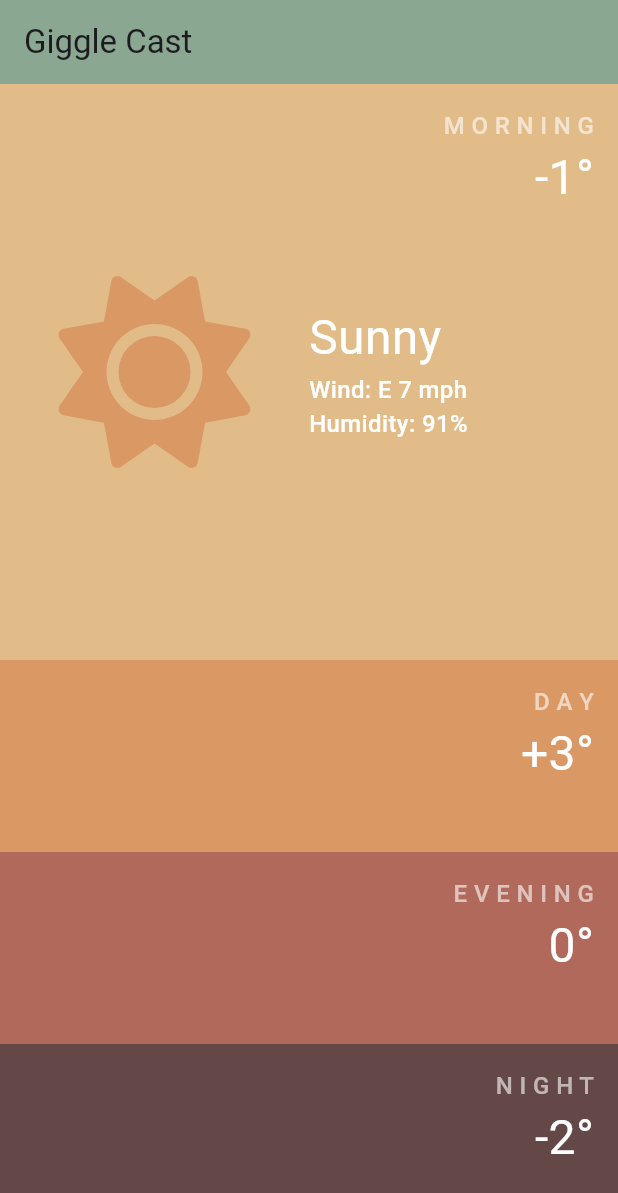
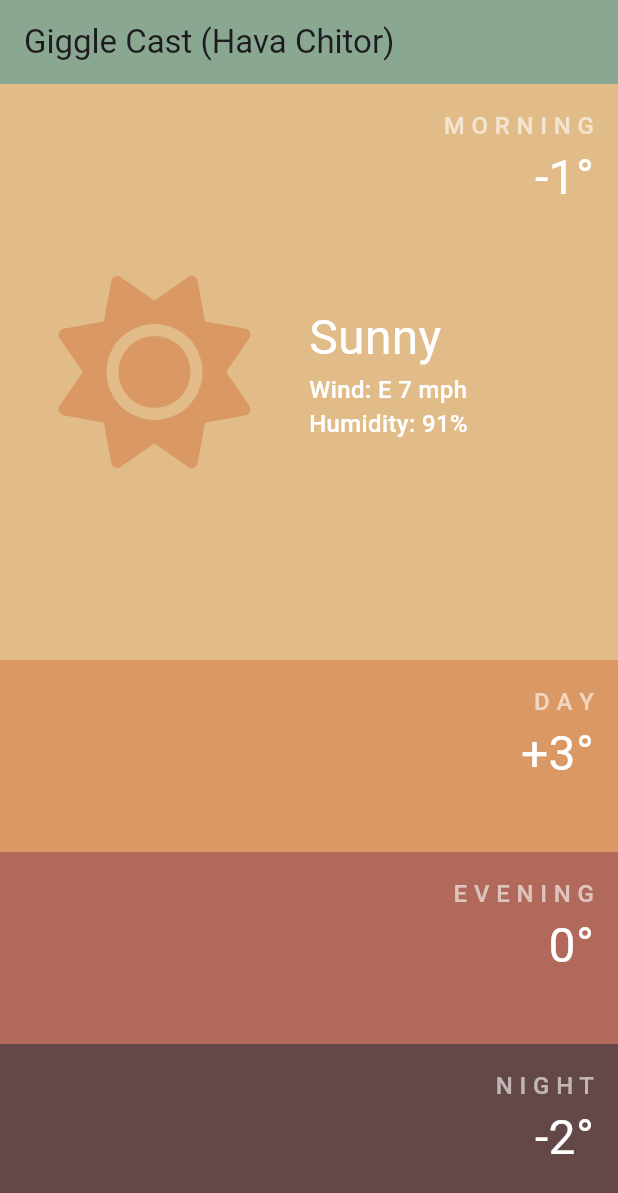
Before and after one commit to manirahmanzadeh/Giggle-Cast, a Flutter app: the screen it shows after launch, on a phone screen of 412 x 824 dp. Shown: the top 1193 px of the screen. Run offline on Flutter 3.47's test engine with Material 3 defaults, Android fonts, the phone set to English and light mode, and no system bars; our stand-ins replace flutter_svg.

Commit message:
final changes

```diff
--- a/lib/screens/home_screen.dart
+++ b/lib/screens/home_screen.dart
@@ -84,7 +84,7 @@ class _HomeScreenState extends State<HomeScreen> with TickerProviderStateMixin {
     return Scaffold(
       backgroundColor: AppColors.curtain4,
       appBar: AppBar(
-        title: const Text('Giggle Cast'),
+        title: const Text('Giggle Cast (Hava Chitor)'),
         backgroundColor: AppColors.appbarColor,
       ),
       body: Stack(
```
Also changed, not shown: 3 other files.
